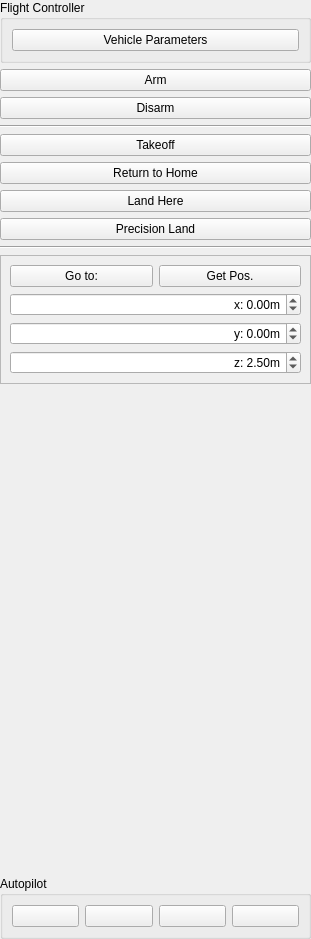
The window that userinterface/flyui.ui (RISE-Dependable-Transport-Systems/WayWise) describes before a commit, drawn with Qt 5.
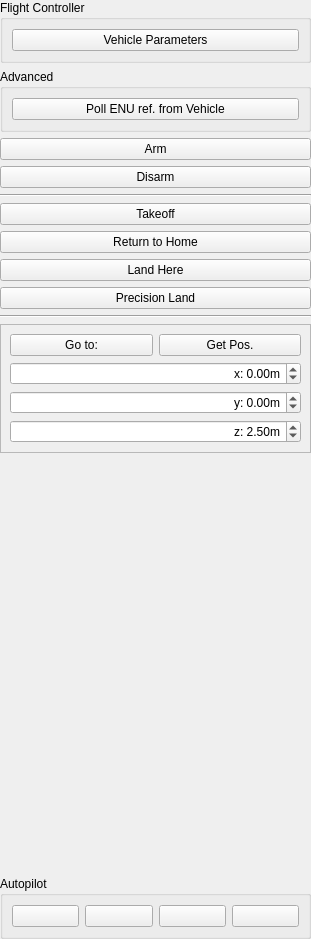
The same window after the commit. Icons and pictures are not drawn.

Commit message: FlyUI: added poll ENU ref button

The edit to the form file:
```diff
--- a/userinterface/flyui.ui
+++ b/userinterface/flyui.ui
@@ -48,6 +48,22 @@
      </layout>
     </widget>
    </item>
+   <item>
+    <widget class="QGroupBox" name="groupBox_2">
+     <property name="title">
+      <string>Advanced</string>
+     </property>
+     <layout class="QVBoxLayout" name="verticalLayout_4">
+      <item>
+       <widget class="QPushButton" name="pollENUrefButton">
+        <property name="text">
+         <string>Poll ENU ref. from Vehicle</string>
+        </property>
+       </widget>
+      </item>
+     </layout>
+    </widget>
+   </item>
    <item>
     <widget class="QPushButton" name="armButton">
      <property name="text">
```
The commit also changes 2 other files.
